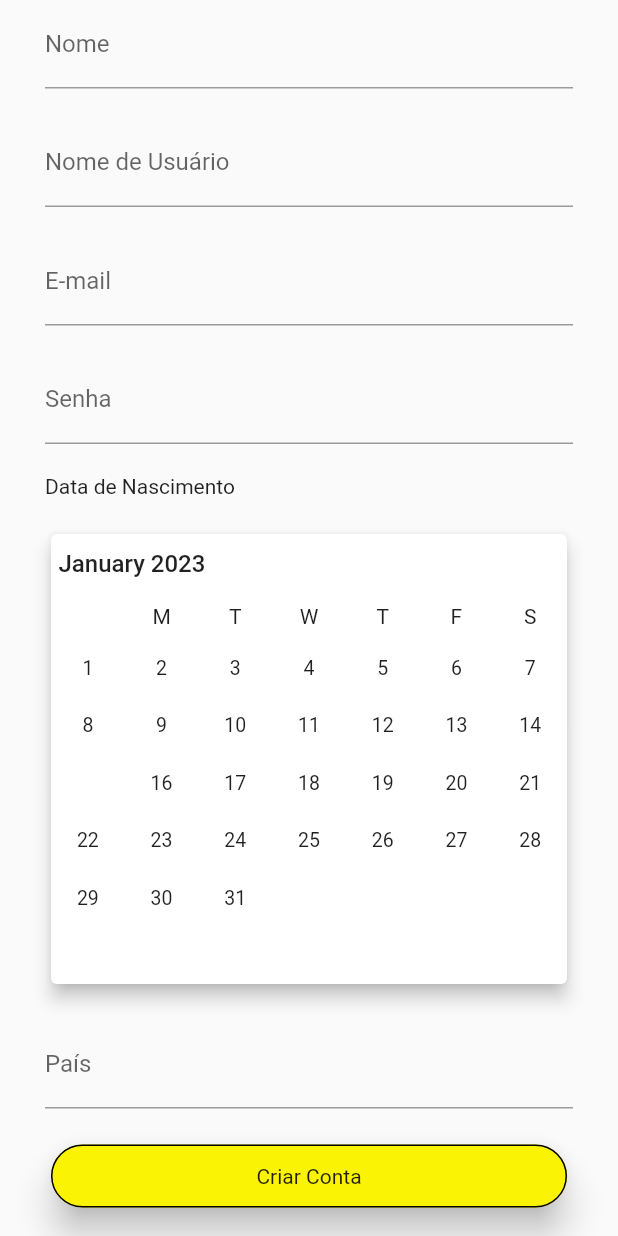
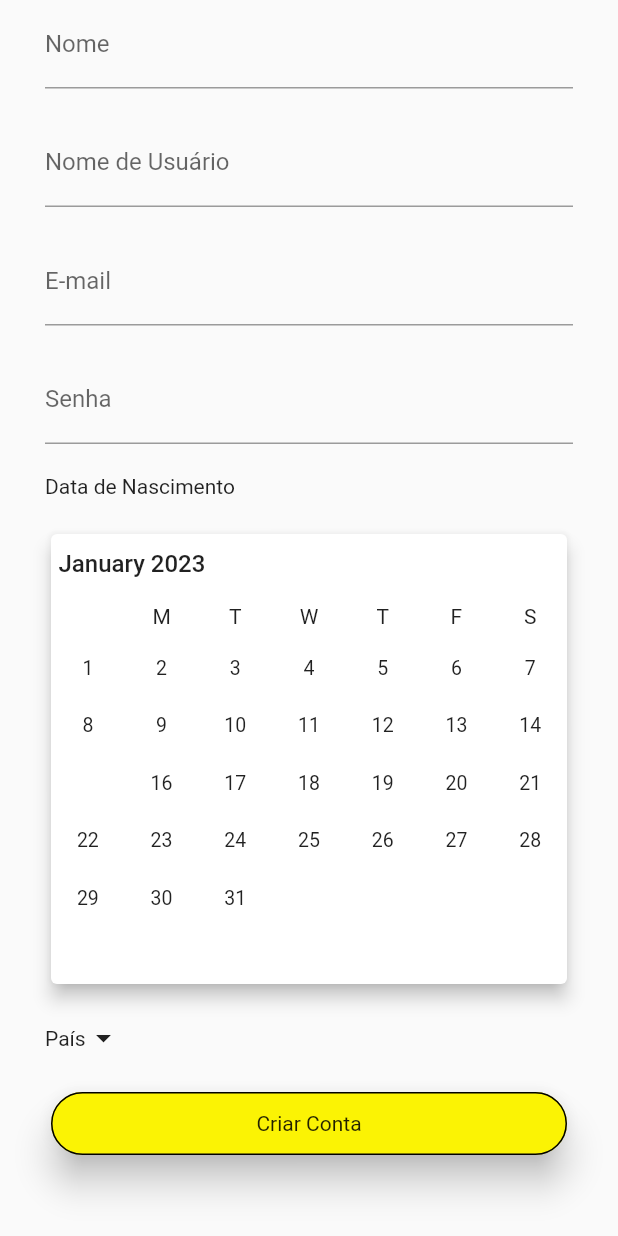
Before and after one commit to O-tav0/fake-twitter, a Flutter app: the FormularioCriarConta screen opened by its route, scrolled down 270 dp, on a phone screen of 412 x 824 dp. Run offline on Flutter 3.47's test engine with Material 2 defaults, Android fonts, the phone set to English and light mode, and no system bars; drawn by our look-alikes of syncfusion_flutter_datepicker; our stand-ins replace cloud_firestore, country_picker, firebase_auth, firebase_core, firebase_storage, image_picker and 1 more; accounts and stored records are empty.

Commit message:
Adiciona widget para seleção do país de origem

```diff
--- a/lib/components/formulario_criar_conta.dart
+++ b/lib/components/formulario_criar_conta.dart
@@ -1,6 +1,7 @@
 import 'dart:io';
 
 import 'package:cloud_firestore/cloud_firestore.dart';
+import 'package:country_picker/country_picker.dart';
 import 'package:firebase_auth/firebase_auth.dart';
 import 'package:firebase_storage/firebase_storage.dart';
 import 'package:flutter/material.dart';
@@ -20,9 +21,8 @@ class _FormularioCriarContaState extends State<FormularioCriarConta> {
   final nomeUsuarioController = TextEditingController();
   final emailController = TextEditingController();
   final senhaController = TextEditingController();
-  final paisController = TextEditingController();
   DateTime? dataNascimento;
-
+  String paisSelecionado = "";
   XFile? _image;
   final picker = ImagePicker();
 
@@ -41,10 +41,12 @@ class _FormularioCriarContaState extends State<FormularioCriarConta> {
         .add(novoUsuario.toJson())
         .then((value) => QuickAlert.show(
             confirmBtnText: 'OK',
+            title: 'Sucesso',
             context: context,
             type: QuickAlertType.success,
             text: 'Usuário registrado com sucesso!'))
         .catchError((error) => QuickAlert.show(
+            title: 'Erro',
             confirmBtnText: 'OK',
             context: context,
             type: QuickAlertType.error,
@@ -58,14 +60,19 @@ class _FormularioCriarContaState extends State<FormularioCriarConta> {
         emailController.value.text,
         senhaController.value.text,
         dataNascimento.toString(),
-        paisController.value.text,
+        paisSelecionado,
         idUsuarioFirebase);
     return novoUsuario;
   }
 
+  void _retornarTelaInicial() {
+    Navigator.pushNamed(context, '/');
+  }
+
   void _fazerUploadImagemFirebase(UserCredential userCredential) async {
     final storageRef = FirebaseStorage.instance.ref();
-    final fotoPerfilRef = storageRef.child("/${userCredential.user!.uid}/fotoPerfil.jpg");
+    final fotoPerfilRef =
+        storageRef.child("/${userCredential.user!.uid}/fotoPerfil.jpg");
 
     await fotoPerfilRef.putFile(File(_image!.path));
   }
@@ -79,6 +86,7 @@ class _FormularioCriarContaState extends State<FormularioCriarConta> {
           .then((userCredential) {
         _adicionarUsuarioFirebase(userCredential);
         _fazerUploadImagemFirebase(userCredential);
+        _retornarTelaInicial();
       });
       return userCredential;
     } on FirebaseAuthException catch (e) {
@@ -194,11 +202,21 @@ class _FormularioCriarContaState extends State<FormularioCriarConta> {
             const SizedBox(
               height: 20,
             ),
-            TextField(
-                controller: paisController,
-                decoration: const InputDecoration(
-                  labelText: 'País',
-                )),
+            InkWell(
+              onTap: () => showCountryPicker(
+                context: context,// optional. Shows phone code before the country name.
+                onSelect: (Country country) {
+                  paisSelecionado = country.name;
+                },
+              ),
+              child: Row(
+                mainAxisAlignment: MainAxisAlignment.start,
+                children: [
+                  const Text('País'),
+                  const Icon(Icons.arrow_drop_down_sharp),
+                ],
+              ),
+            ),
             const SizedBox(
               height: 20,
             ),
--- a/lib/main.dart
+++ b/lib/main.dart
@@ -1,3 +1,4 @@
+import 'package:country_picker/country_picker.dart';
 import 'package:firebase_core/firebase_core.dart';
 import 'package:flutter/material.dart';
 import 'package:twitter/Cores/cores.dart';
--- a/pubspec.yaml
+++ b/pubspec.yaml
@@ -43,6 +43,7 @@ dependencies:
   quickalert: ^1.0.1
   cloud_firestore: ^4.3.1
   firebase_storage: ^11.0.10
+  country_picker: ^2.0.19
 
 dev_dependencies:
   flutter_test:
```
Also changed, not shown: pubspec.lock.
